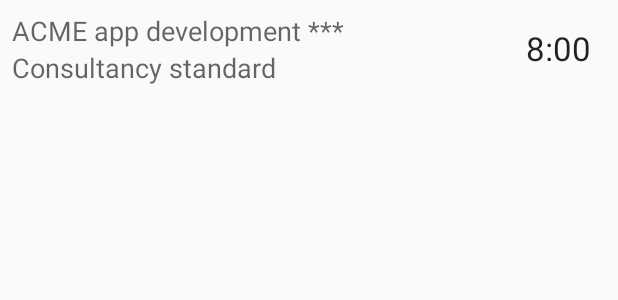
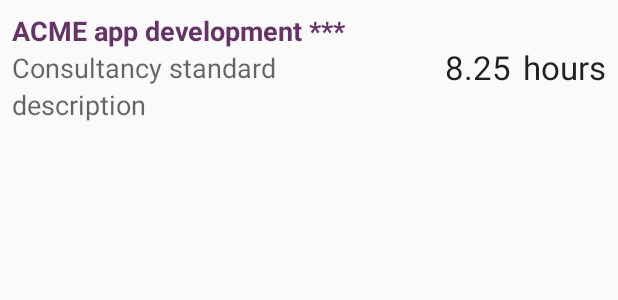
Before and after one commit to jdewinne/xtime-android, an Android app: the layout row_time_sheet_entry.xml on its own in the app's theme, with its tools: preview values and no code run, on a phone screen of 412 x 824 dp. Shown: the top 300 px of the screen. Run offline under Robolectric (Android 15) with nearby library versions, the phone set to English and light mode, and no system bars.

Commit message:
Updated styling for day overview list.
Added view for the description text (if available), and use xebia purple text for the project name.

```diff
--- a/app/src/main/java/com/xebia/xtime/dayoverview/DailyTimeSheetListAdapter.java
+++ b/app/src/main/java/com/xebia/xtime/dayoverview/DailyTimeSheetListAdapter.java
@@ -2,6 +2,7 @@ package com.xebia.xtime.dayoverview;
 
 import android.app.Activity;
 import android.content.Context;
+import android.text.TextUtils;
 import android.view.LayoutInflater;
 import android.view.View;
 import android.view.ViewGroup;
@@ -34,14 +35,19 @@ public class DailyTimeSheetListAdapter extends ArrayAdapter<TimeSheetEntry> {
         if (row != null) {
             TextView projectView = (TextView) row.findViewById(R.id.project);
             TextView workTypeView = (TextView) row.findViewById(R.id.work_type);
+            TextView descriptionView = (TextView) row.findViewById(R.id.description);
             TextView hoursView = (TextView) row.findViewById(R.id.hours);
 
             // update the view content
             TimeSheetEntry item = getItem(position);
             projectView.setText(item.getProject().getDescription());
             workTypeView.setText(item.getWorkType().getDescription());
-            hoursView.setText(NumberFormat.getNumberInstance().format(item.getTimeCell().getHours
-                    ()));
+            descriptionView.setText(item.getDescription());
+            double hours = item.getTimeCell().getHours();
+            hoursView.setText(NumberFormat.getNumberInstance().format(hours));
+
+            descriptionView.setVisibility(TextUtils.isEmpty(item.getDescription()) ? View.GONE :
+                    View.VISIBLE);
         }
 
         return row;
--- a/app/src/main/res/layout/row_time_sheet_entry.xml
+++ b/app/src/main/res/layout/row_time_sheet_entry.xml
@@ -1,11 +1,11 @@
 <?xml version="1.0" encoding="utf-8"?>
 
 <RelativeLayout xmlns:android="http://schemas.android.com/apk/res/android"
-    xmlns:tools="http://schemas.android.com/tools"
-    android:orientation="vertical"
-    android:layout_width="match_parent"
-    android:layout_height="64dp"
-    android:padding="8dp">
+                xmlns:tools="http://schemas.android.com/tools"
+                android:orientation="vertical"
+                android:layout_width="match_parent"
+                android:layout_height="wrap_content"
+                android:padding="8dp">
 
     <TextView
         android:id="@+id/project"
@@ -14,9 +14,11 @@
         android:layout_alignParentLeft="true"
         android:layout_toLeftOf="@+id/hours"
         android:textAppearance="?android:attr/textAppearanceMedium"
+        android:textStyle="bold"
+        android:textColor="@color/xebia_purple"
         android:singleLine="true"
         android:text="ACME app development ***"
-        tools:ignore="HardcodedText" />
+        tools:ignore="HardcodedText"/>
 
     <TextView
         android:id="@+id/work_type"
@@ -28,16 +30,38 @@
         android:textAppearance="?android:attr/textAppearanceMedium"
         android:singleLine="true"
         android:text="Consultancy standard"
-        tools:ignore="HardcodedText" />
+        tools:ignore="HardcodedText"/>
+
+    <TextView
+        android:id="@+id/description"
+        android:layout_width="wrap_content"
+        android:layout_height="wrap_content"
+        android:layout_alignParentLeft="true"
+        android:layout_below="@id/work_type"
+        android:layout_toLeftOf="@+id/hours"
+        android:textAppearance="?android:attr/textAppearanceMedium"
+        android:singleLine="true"
+        android:text="description"
+        tools:ignore="HardcodedText"/>
 
     <TextView
         android:id="@+id/hours"
-        android:layout_width="64dp"
-        android:layout_height="match_parent"
+        android:layout_width="wrap_content"
+        android:layout_height="wrap_content"
+        android:layout_centerVertical="true"
+        android:layout_toLeftOf="@+id/hours_label"
+        android:textAppearance="?android:attr/textAppearanceLarge"
+        android:text="8.25"
+        tools:ignore="HardcodedText"/>
+
+    <TextView
+        android:id="@+id/hours_label"
+        android:layout_width="wrap_content"
+        android:layout_height="wrap_content"
         android:layout_alignParentRight="true"
+        android:layout_centerVertical="true"
+        android:layout_marginLeft="8dp"
         android:textAppearance="?android:attr/textAppearanceLarge"
-        android:gravity="center"
-        android:text="8:00"
-        tools:ignore="HardcodedText" />
+        android:text="@string/hours_label"/>
 
 </RelativeLayout>
```
